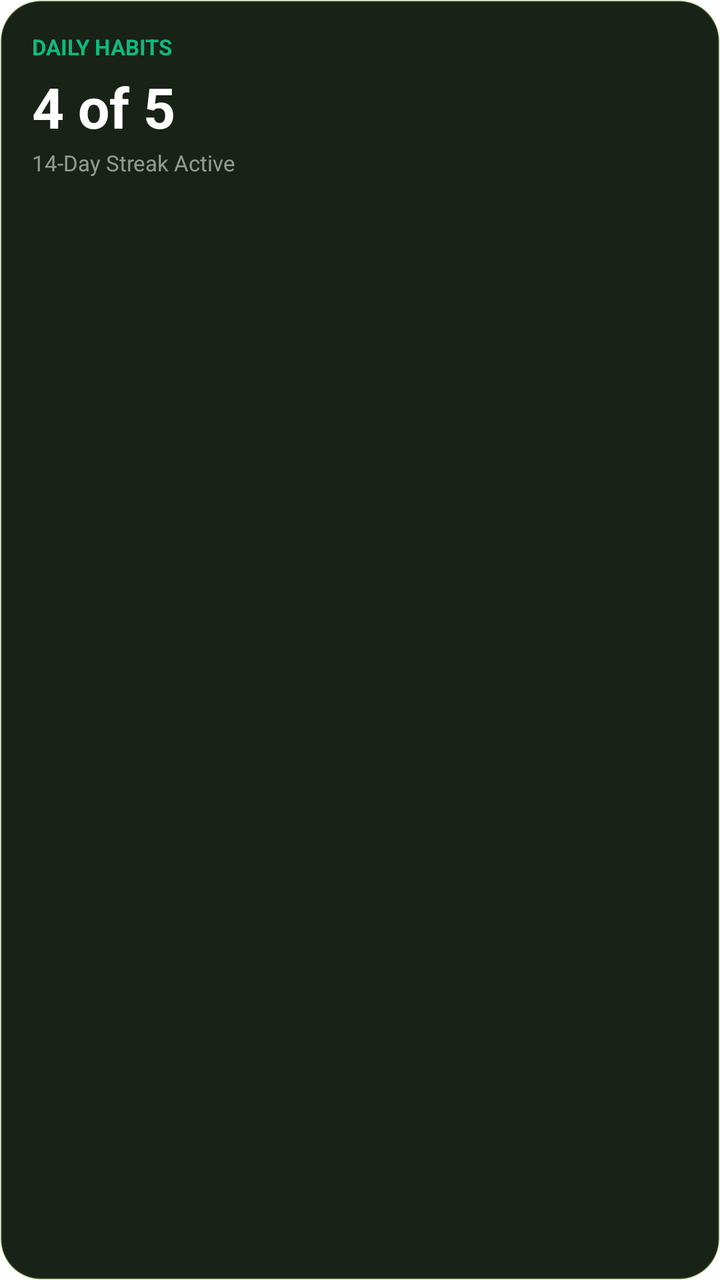
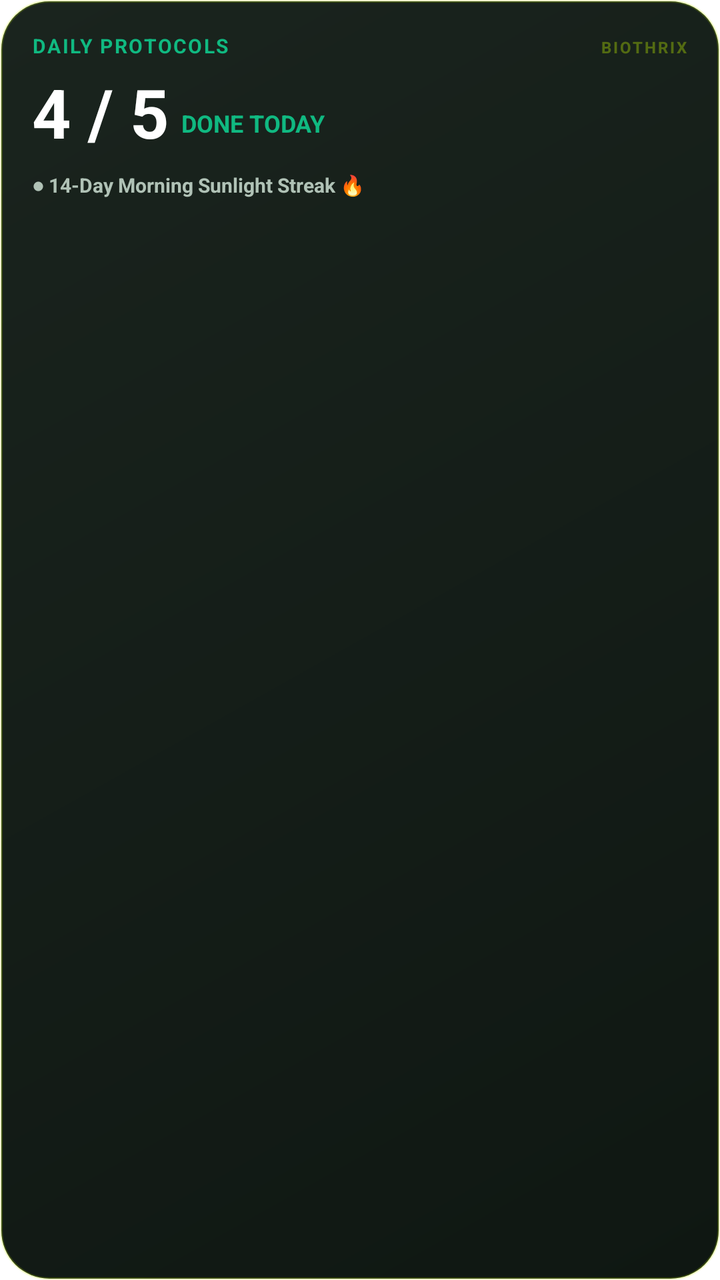

Screens rendered from an Android XML layout before and after an edit, with the pre-edit source and the edit as a unified diff.
<!-- AndroidManifest.xml: fallback theme Theme.MaterialComponents.DayNight.NoActionBar -->
<!-- res/layout/widget_habits.xml -->
<?xml version="1.0" encoding="utf-8"?>
<LinearLayout xmlns:android="http://schemas.android.com/apk/res/android"
    android:id="@+id/widget_habits_root"
    android:layout_width="match_parent"
    android:layout_height="match_parent"
    android:background="@drawable/widget_background"
    android:orientation="vertical"
    android:padding="16dp">

    <TextView
        android:id="@+id/widget_habits_title"
        android:layout_width="wrap_content"
        android:layout_height="wrap_content"
        android:text="DAILY HABITS"
        android:textColor="#10B981"
        android:textSize="11sp"
        android:textStyle="bold" />

    <TextView
        android:id="@+id/widget_habits_value"
        android:layout_width="wrap_content"
        android:layout_height="wrap_content"
        android:layout_marginTop="4dp"
        android:text="4 of 5"
        android:textColor="#FFFFFF"
        android:textSize="28sp"
        android:textStyle="bold" />

    <TextView
        android:id="@+id/widget_habits_subtitle"
        android:layout_width="wrap_content"
        android:layout_height="wrap_content"
        android:layout_marginTop="2dp"
        android:text="14-Day Streak Active"
        android:textColor="#88FFFFFF"
        android:textSize="11sp" />
</LinearLayout>
<!-- resources referenced by this layout -->
<resources>
  <!-- drawable widget_background (drawable) -->
  <?xml version="1.0" encoding="utf-8"?>
  <shape xmlns:android="http://schemas.android.com/apk/res/android"
      android:shape="rectangle">
      <corners android:radius="20dp" />
      <solid android:color="#182216" />
      <stroke android:width="1dp" android:color="#33B5E655" />
  </shape>
</resources>

<!-- the commit's change to res/layout/widget_habits.xml (unified diff, before → after) -->
@@ -7,31 +7,66 @@
     android:orientation="vertical"
     android:padding="16dp">
 
-    <TextView
-        android:id="@+id/widget_habits_title"
+    
+    <LinearLayout
+        android:layout_width="match_parent"
+        android:layout_height="wrap_content"
+        android:orientation="horizontal">
+        <TextView
+            android:id="@+id/widget_habits_title"
+            android:layout_width="0dp"
+            android:layout_height="wrap_content"
+            android:layout_weight="1"
+            android:text="DAILY PROTOCOLS"
+            android:textColor="#10B981"
+            android:textSize="10sp"
+            android:textStyle="bold"
+            android:letterSpacing="0.08" />
+        <TextView
+            android:layout_width="wrap_content"
+            android:layout_height="wrap_content"
+            android:text="BIOTHRIX"
+            android:textColor="#55CCFF00"
+            android:textSize="8sp"
+            android:textStyle="bold"
+            android:letterSpacing="0.12" />
+    </LinearLayout>
+
+    
+    <LinearLayout
         android:layout_width="wrap_content"
         android:layout_height="wrap_content"
-        android:text="DAILY HABITS"
-        android:textColor="#10B981"
-        android:textSize="11sp"
-        android:textStyle="bold" />
+        android:layout_marginTop="8dp"
+        android:orientation="horizontal">
+        <TextView
+            android:id="@+id/widget_habits_value"
+            android:layout_width="wrap_content"
+            android:layout_height="wrap_content"
+            android:text="4 / 5"
+            android:textColor="#FFFFFF"
+            android:textSize="34sp"
+            android:textStyle="bold"
+            android:includeFontPadding="false" />
+        <TextView
+            android:layout_width="wrap_content"
+            android:layout_height="wrap_content"
+            android:layout_gravity="bottom"
+            android:layout_marginStart="6dp"
+            android:layout_marginBottom="4dp"
+            android:text="DONE TODAY"
+            android:textColor="#10B981"
+            android:textSize="12sp"
+            android:textStyle="bold" />
+    </LinearLayout>
 
-    <TextView
-        android:id="@+id/widget_habits_value"
-        android:layout_width="wrap_content"
-        android:layout_height="wrap_content"
-        android:layout_marginTop="4dp"
-        android:text="4 of 5"
-        android:textColor="#FFFFFF"
-        android:textSize="28sp"
-        android:textStyle="bold" />
-
+    
     <TextView
         android:id="@+id/widget_habits_subtitle"
         android:layout_width="wrap_content"
         android:layout_height="wrap_content"
-        android:layout_marginTop="2dp"
-        android:text="14-Day Streak Active"
-        android:textColor="#88FFFFFF"
-        android:textSize="11sp" />
+        android:layout_marginTop="8dp"
+        android:text="● 14-Day Morning Sunlight Streak 🔥"
+        android:textColor="#B0C2B6"
+        android:textSize="10sp"
+        android:textStyle="bold" />
 </LinearLayout>
<!-- resource entries referenced after the edit -->
@@ -4,9 +4,13 @@
   <?xml version="1.0" encoding="utf-8"?>
   <shape xmlns:android="http://schemas.android.com/apk/res/android"
       android:shape="rectangle">
-      <corners android:radius="20dp" />
-      <solid android:color="#182216" />
-      <stroke android:width="1dp" android:color="#33B5E655" />
+      <corners android:radius="24dp" />
+      <gradient
+          android:angle="315"
+          android:startColor="#1A241E"
+          android:endColor="#0F1712"
+          android:type="linear" />
+      <stroke android:width="1.2dp" android:color="#33CCFF00" />
   </shape>
 </resources>
 
